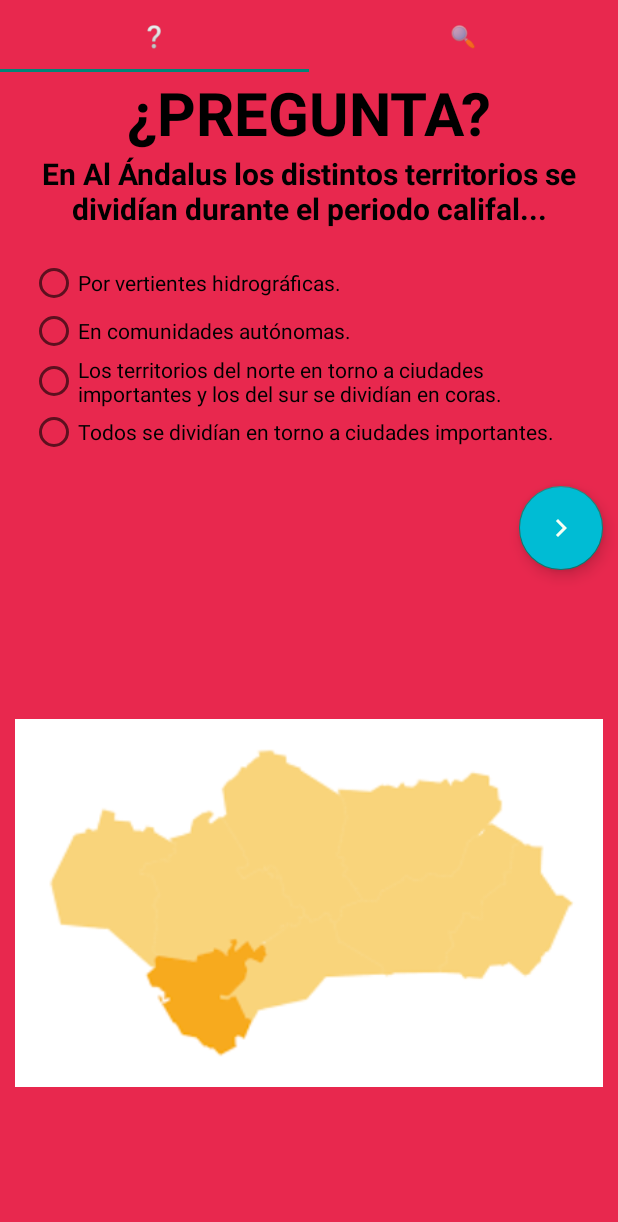
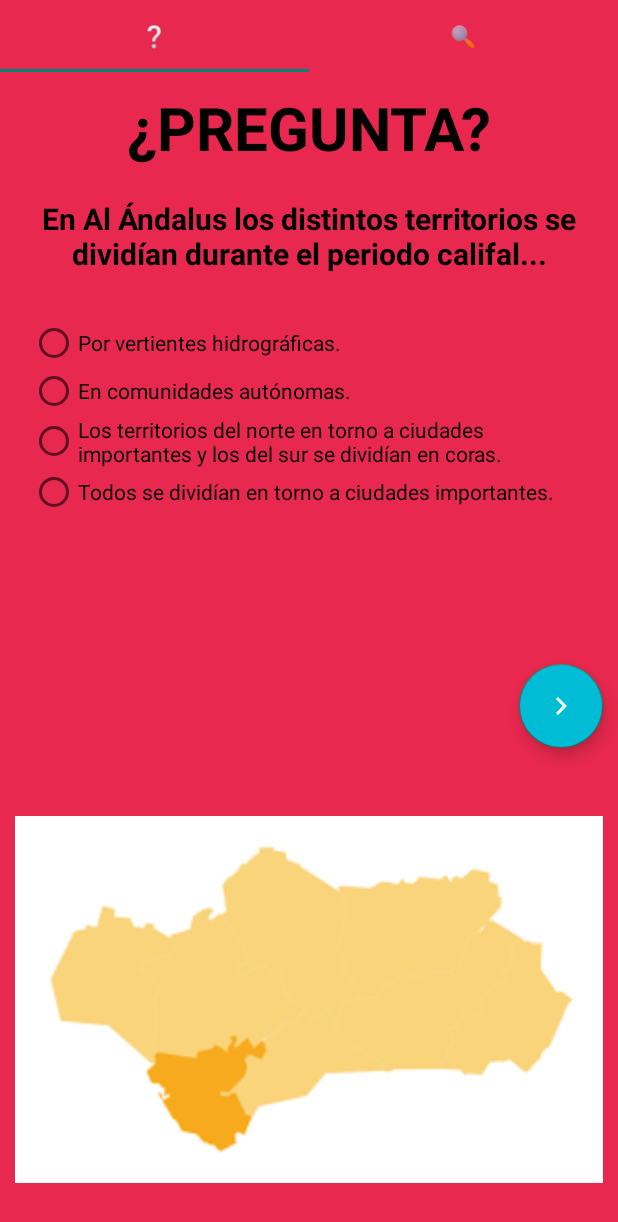
Before and after one commit to sam-sudo/APP_QR, an Android app: the FragmentAsk screen opened directly, with no data from a screen before it, on a phone screen of 412 x 824 dp. Shown: the top 1222 px of the screen. Run offline under Robolectric (Android 15) with nearby library versions, the phone set to English and light mode, and no system bars; libraries missing offline, so code that uses them is left out: uk.co.senab.

Commit message:
Correccion de mas errores, añado scroll view en las preguntas

```diff
--- a/APP_QR/app/src/main/res/layout/fragment_ask.xml
+++ b/APP_QR/app/src/main/res/layout/fragment_ask.xml
@@ -7,6 +7,7 @@
     android:layout_height="match_parent">
 
     <TextView
+        android:layout_margin="10dp"
         android:id="@+id/questionTitle"
         android:layout_width="match_parent"
         android:layout_height="wrap_content"
@@ -19,6 +20,7 @@
     </TextView>
 
     <TextView
+        android:layout_margin="10dp"
         android:textColor="@color/black"
         android:id="@+id/question"
         android:layout_width="match_parent"
@@ -37,6 +39,9 @@
         android:layout_margin="20dp"
         android:layout_height="wrap_content">
 
+        <ScrollView
+            android:layout_width="match_parent"
+            android:layout_height="200dp">
             <RadioGroup xmlns:android="http://schemas.android.com/apk/res/android"
                 android:layout_width="match_parent"
                 android:layout_height="wrap_content"
@@ -58,12 +63,16 @@
                     android:layout_height="wrap_content"
                     android:text="respuesta 3"/>
             </RadioGroup>
+        </ScrollView>
+
+
 
 
 
     </androidx.appcompat.widget.LinearLayoutCompat>
 
     <com.google.android.material.floatingactionbutton.FloatingActionButton
+        android:layout_margin="10dp"
         android:id="@+id/btnReq"
         android:text="enviar respuesta"
         android:layout_gravity="end"
```
Lines whose indentation alone changed are shown as unchanged.
